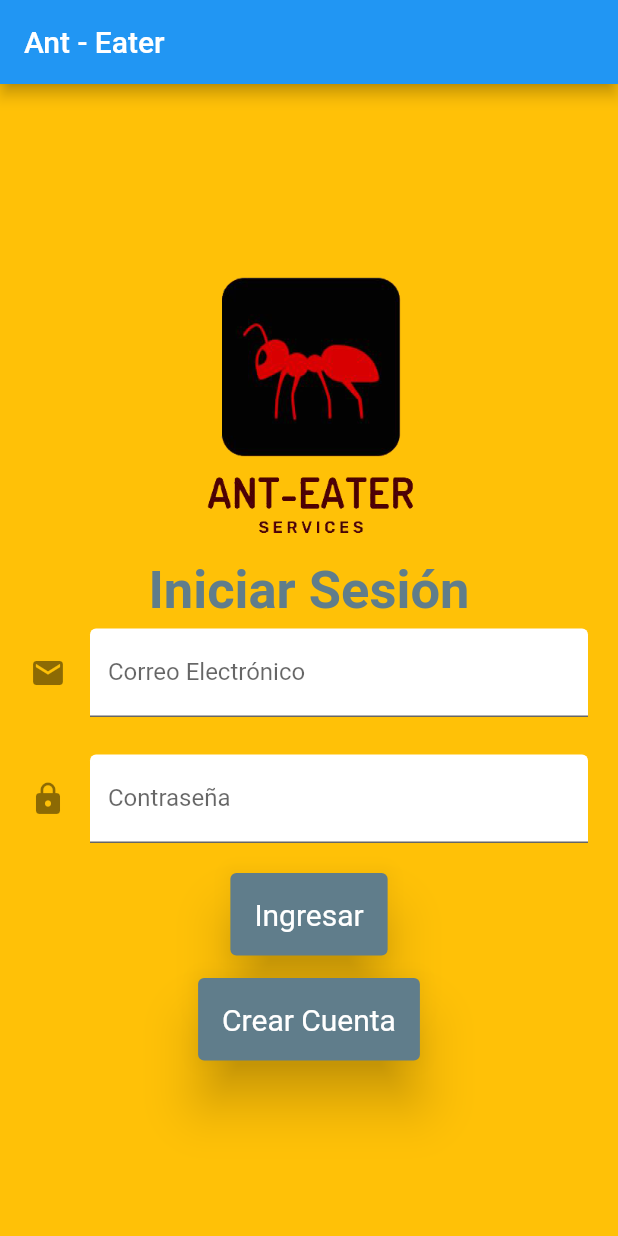
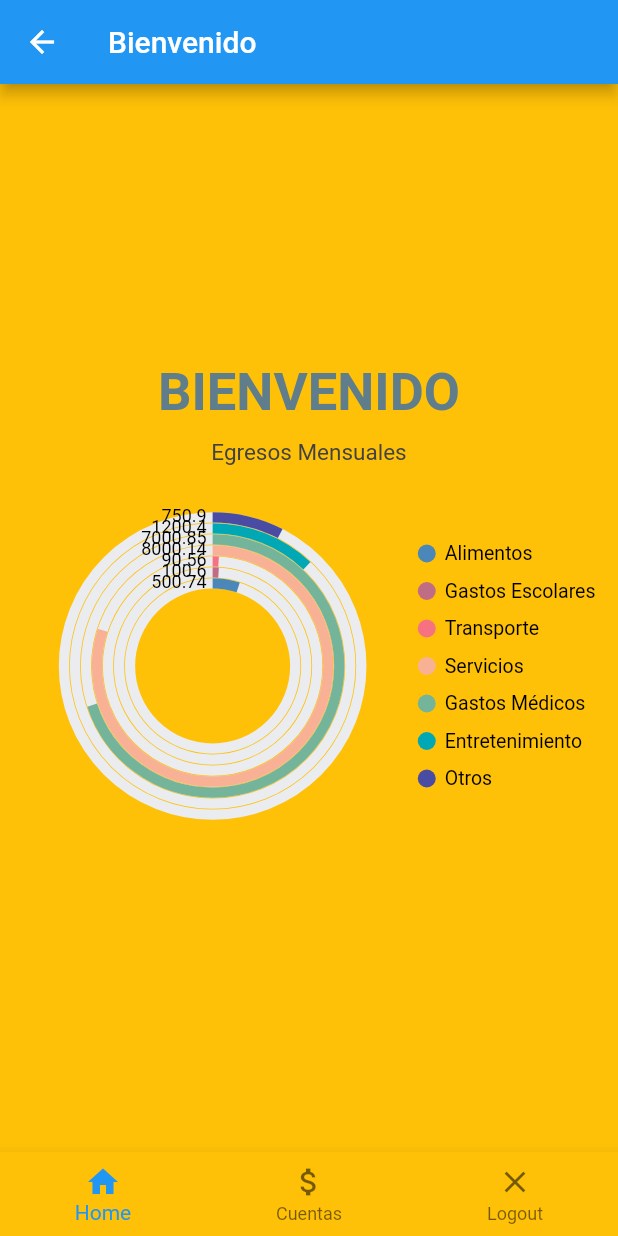
Before and after one commit to AlexisYael/ANT-EATER, a Flutter app: the screen it shows after launch, after a tap on "Ingresar", on a phone screen of 412 x 824 dp. Run offline on Flutter 3.47's test engine with Material 2 defaults, Android fonts, the phone set to English and light mode, and no system bars; our stand-ins replace syncfusion_flutter_charts.

Commit message:
3er Avance (Gráfica e Inicio)

```diff
--- a/lib/CreateUser.dart
+++ b/lib/CreateUser.dart
@@ -137,5 +137,3 @@ Widget botonRegresar() {
     );
   });
 }
-
-//ESTO ES UNA PRUEBA
--- a/lib/Login.dart
+++ b/lib/Login.dart
@@ -1,5 +1,6 @@
 // ignore_for_file: file_names
 
+import 'Welcome.dart';
 import 'package:flutter/material.dart';
 import 'CreateUser.dart';
 
@@ -33,8 +34,8 @@ Widget cuerpo() {
             fit: BoxFit.cover)),
 */
     child: Center(
-        child: Column(
-      mainAxisAlignment: MainAxisAlignment.center,
+        child: ListView(
+      //mainAxisAlignment: MainAxisAlignment.center,
       children: <Widget>[
         logo(),
         nombre(),
@@ -121,7 +122,10 @@ Widget botonEntrar() {
           backgroundColor: Colors.blueGrey,
           elevation: 15.0,
         ),
-        onPressed: () {},
+        onPressed: () {
+          Navigator.push(context,
+              MaterialPageRoute(builder: ((context) => const Welcome())));
+        },
         child: const Text('Ingresar'),
       ),
     );
--- /dev/null
+++ b/lib/Welcome.dart
@@ -0,0 +1,113 @@
+// ignore_for_file: file_names, no_leading_underscores_for_local_identifiers, depend_on_referenced_packages, unused_local_variable, unused_field
+
+import 'package:flutter/material.dart';
+import 'package:syncfusion_flutter_charts/charts.dart';
+
+class Welcome extends StatefulWidget {
+  const Welcome({Key? key}) : super(key: key);
+
+  @override
+  State<Welcome> createState() => _WelcomeState();
+}
+
+class _WelcomeState extends State<Welcome> {
+  int _paginaActual = 0;
+  /*final List<Widget> _paginas = [
+    //Páginas del Navigation Bar
+    cuerpo(),
+  ];*/
+  @override
+  Widget build(BuildContext context) {
+    return Scaffold(
+      appBar: AppBar(
+        title: const Text("Bienvenido"),
+      ),
+      body: cuerpo(), //_paginas[_paginaActual],
+      bottomNavigationBar: BottomNavigationBar(
+        onTap: (index) {
+          setState(() {
+            _paginaActual = index;
+          });
+        },
+        currentIndex: _paginaActual,
+        // ignore: prefer_const_literals_to_create_immutables
+        items: [
+          const BottomNavigationBarItem(icon: Icon(Icons.home), label: "Home"),
+          const BottomNavigationBarItem(
+              icon: Icon(Icons.attach_money_outlined), label: "Cuentas"),
+          const BottomNavigationBarItem(
+              icon: Icon(Icons.close_outlined), label: "Logout"),
+        ],
+      ),
+    );
+  }
+}
+
+Widget cuerpo() {
+  // ignore: avoid_unnecessary_containers
+  return Container(
+    child: Center(
+        child: Column(
+      mainAxisAlignment: MainAxisAlignment.center,
+      children: <Widget>[
+        bienvenida(),
+        grafica(),
+      ],
+    )),
+  );
+}
+
+Widget bienvenida() {
+  return const Text(
+    "BIENVENIDO",
+    style: TextStyle(
+        color: Colors.blueGrey, fontSize: 35.0, fontWeight: FontWeight.bold),
+  );
+}
+
+Widget grafica() {
+  late List<Datos> _chartData;
+  late TooltipBehavior _tooltipBehavior;
+  _chartData = getChartData();
+  _tooltipBehavior = TooltipBehavior(enable: true);
+  return SfCircularChart(
+    title: ChartTitle(text: 'Egresos Mensuales'),
+    legend: Legend(isVisible: true, overflowMode: LegendItemOverflowMode.wrap),
+    tooltipBehavior: _tooltipBehavior,
+    series: <CircularSeries>[
+      //PieSeries<Datos, String>( //Gráfica de Pastel
+      //DoughnutSeries<Datos, String>( //Grafica de Dona
+      RadialBarSeries<Datos, String>(
+          dataSource: _chartData,
+          xValueMapper: (Datos data, _) => data.categoria,
+          yValueMapper: (Datos data, _) => data.cantidad,
+          enableTooltip: true,
+          maximumValue: 10000, //Solo para la RadialBarSeries
+          // ignore: prefer_const_constructors
+          dataLabelSettings: DataLabelSettings(
+            isVisible: true,
+          ))
+    ],
+  );
+}
+
+class Datos {
+  //Contenedor de datos.
+  Datos(this.categoria, this.cantidad);
+  final String categoria;
+  final double cantidad;
+}
+
+List<Datos> getChartData() {
+  //Datos que entran a la gráfica
+  final List<Datos> chartData = [
+    Datos('Alimentos', 500.74),
+    Datos('Gastos Escolares', 100.6),
+    Datos('Transporte', 90.56),
+    Datos('Servicios', 8000.14),
+    Datos('Gastos Médicos', 7000.85),
+    Datos('Entretenimiento', 1200.4),
+    Datos('Otros', 750.9),
+  ];
+  return chartData;
+}
--- a/pubspec.yaml
+++ b/pubspec.yaml
@@ -35,9 +35,11 @@ dependencies:
   # Use with the CupertinoIcons class for iOS style icons.
   cupertino_icons: ^1.0.2
 
+
 dev_dependencies:
   flutter_test:
     sdk: flutter
+  syncfusion_flutter_charts: ^19.1.54
 
   flutter_launcher_icons: "^0.9.2"
 
```
Also changed, not shown: assets/icon/icon.png, pubspec.lock, 16 other files.
